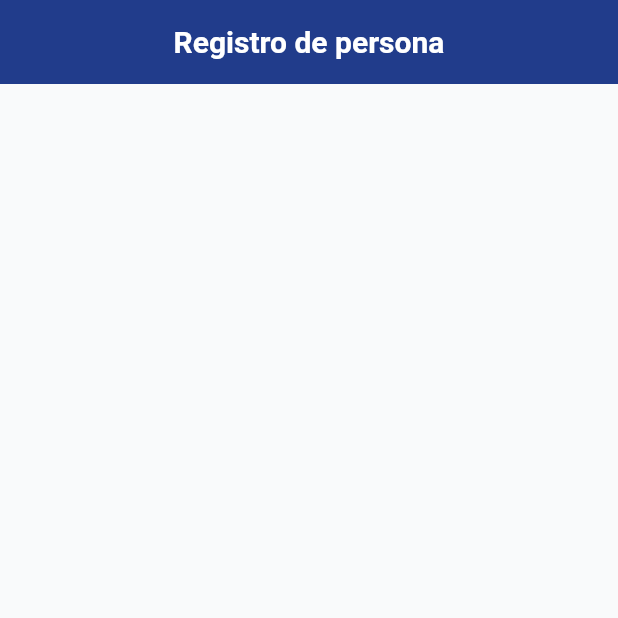
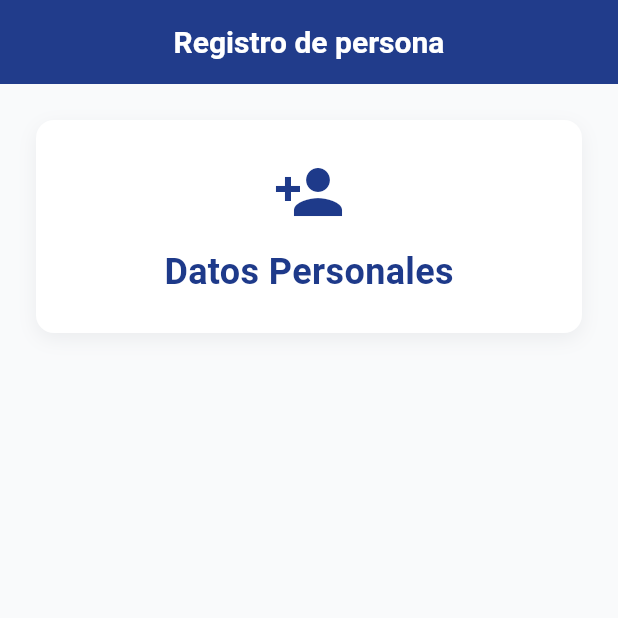
Before and after one commit to elingeyes/widgetestaticos, a Flutter app: the screen it shows after launch, on a phone screen of 412 x 824 dp, the top half of it. Run offline on Flutter 3.47's test engine with Material 3 defaults, Android fonts, the phone set to English and light mode, and no system bars.

Commit message:
creacion del primer widget Datos Personales junto al icono

```diff
--- a/lib/main.dart
+++ b/lib/main.dart
@@ -68,6 +68,56 @@ class RegistrationFormScreen extends StatelessWidget {
         //centrado del titulo
         centerTitle: true,
       ),
+      body: SingleChildScrollView(
+        //declaramos el padding de la app
+        padding: EdgeInsets.all(24),
+        //creamos la columna q tendra la app
+        child: Column(
+          crossAxisAlignment: CrossAxisAlignment.stretch,
+          children: [
+            //formamos el contenedor de widgets
+            Container(
+              //padding del contenedor
+              padding: EdgeInsets.all(24),
+              //el estilo del widget
+              decoration: BoxDecoration(
+                //declaracion del estilo colores bordes
+                color: Colors.white,
+                borderRadius: BorderRadius.circular(12),
+                //estilo de sombra para darle sensacion de elevacion
+                boxShadow: [
+                  BoxShadow(
+                    color: secondaryGray.withOpacity(0.1),
+                    blurRadius: 10,
+                    offset: Offset(0,4),
+                  ),
+                ],
+              ),
+              //contenido del widget
+              child: Column(
+                children: [
+                  //icono que representa el widget
+                  Icon(
+                    Icons.person_add,
+                    size: 48,
+                    color: primaryNavy,
+                  ),
+                  SizedBox(height: 12),
+                  //titulo y su estilo del widget
+                  Text(
+                    'Datos Personales',
+                    style: TextStyle(
+                      fontSize: 24,
+                      fontWeight: FontWeight.bold,
+                      color: primaryNavy,
+                    ),
+                  ),
+                ],
+              ),
+            )
+          ],
+        ),
+      ),
     );
   }
 }
```
